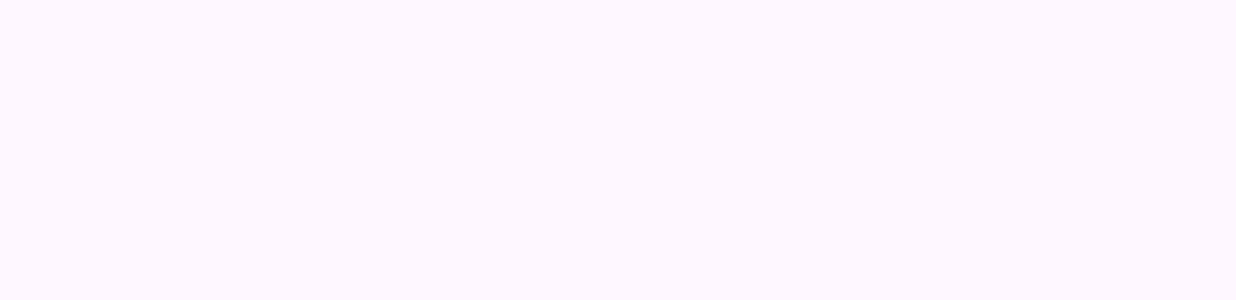
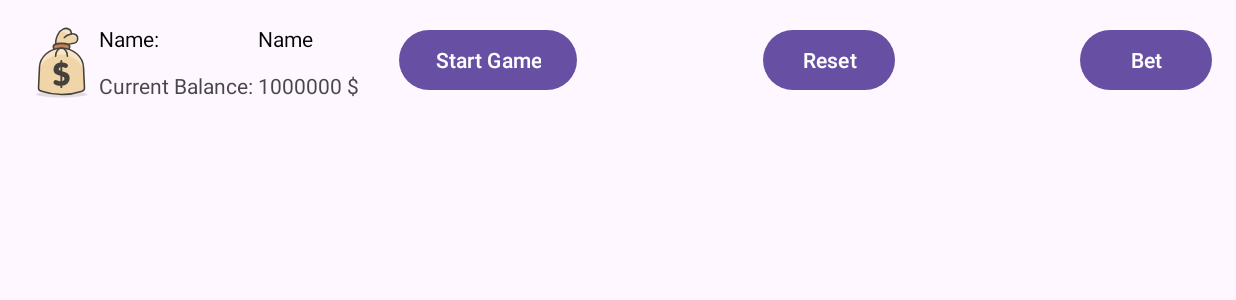
Before and after one commit to thucnee511/PRM392_GroupMiniProject, an Android app: the RacingActivity screen opened directly, with no data from a screen before it, on a phone screen of 824 x 412 dp (held sideways). Before the commit the part shown is empty. Shown: the top 300 px of the screen. Run offline under Robolectric (Android 15) with nearby library versions, the phone set to English and light mode, and no system bars; 2 statements that could not run were skipped.

Commit message:
header racing activity

```diff
--- a/app/src/main/java/vn/edu/fpt/groupminiproject/activities/LoginActivity.java
+++ b/app/src/main/java/vn/edu/fpt/groupminiproject/activities/LoginActivity.java
@@ -1,5 +1,6 @@
 package vn.edu.fpt.groupminiproject.activities;
 
+import android.content.Intent;
 import android.os.Bundle;
 import android.view.View;
 import android.widget.Button;
@@ -40,7 +41,12 @@ public class LoginActivity extends AppCompatActivity {
                 if (account == null){
                     Toast.makeText(LoginActivity.this, "Wrong login credentials!", Toast.LENGTH_LONG).show();
                 }else{
+                    Bundle bundle = new Bundle();
+                    bundle.putSerializable("account", account);
+                    Intent intent = new Intent(LoginActivity.this, RacingActivity.class);
+                    intent.putExtras(bundle);
                     Toast.makeText(LoginActivity.this, "Login successfully!", Toast.LENGTH_LONG).show();
+                    startActivity(intent);
                 }
             }
         });
--- a/app/src/main/java/vn/edu/fpt/groupminiproject/activities/RacingActivity.java
+++ b/app/src/main/java/vn/edu/fpt/groupminiproject/activities/RacingActivity.java
@@ -1,6 +1,9 @@
 package vn.edu.fpt.groupminiproject.activities;
 
+import android.content.Intent;
 import android.os.Bundle;
+import android.widget.Button;
+import android.widget.TextView;
 
 import androidx.activity.EdgeToEdge;
 import androidx.appcompat.app.AppCompatActivity;
@@ -9,18 +12,43 @@ import androidx.core.view.ViewCompat;
 import androidx.core.view.WindowInsetsCompat;
 
 import vn.edu.fpt.groupminiproject.R;
+import vn.edu.fpt.groupminiproject.models.Account;
 
 public class RacingActivity extends AppCompatActivity {
 
+    private TextView txtDisplayName;
+    private TextView txtDisplayBalance;
+    private Button btnStartGame;
+    private Button btnReset;
+    private Button btnBet;
+
+    private Account account;
     @Override
     protected void onCreate(Bundle savedInstanceState) {
         super.onCreate(savedInstanceState);
         EdgeToEdge.enable(this);
         setContentView(R.layout.activity_racing);
-        ViewCompat.setOnApplyWindowInsetsListener(findViewById(R.id.main), (v, insets) -> {
-            Insets systemBars = insets.getInsets(WindowInsetsCompat.Type.systemBars());
-            v.setPadding(systemBars.left, systemBars.top, systemBars.right, systemBars.bottom);
-            return insets;
-        });
+        Mapping();
+
+    }
+
+    private void Mapping() {
+        Bundle bundle = getIntent().getExtras();
+        if (bundle != null) {
+            this.account = (Account) bundle.getSerializable("account");
+        } else {
+            Intent goToLogin = new Intent(this, LoginActivity.class);
+            startActivity(goToLogin);
+        }
+        txtDisplayName = (TextView) findViewById(R.id.txtDisplayName);
+        txtDisplayBalance = (TextView) findViewById(R.id.txtDisplayBalance);
+        btnStartGame = (Button) findViewById(R.id.btnStartGame);
+        btnReset = (Button) findViewById(R.id.btnReset);
+        btnBet = (Button) findViewById(R.id.btnBet);
+        Display();
+    }
+    private void Display() {
+        txtDisplayName.setText(account.getDisplayName());
+        txtDisplayBalance.setText(account.getBalanceString() + " $");
     }
 }
--- a/app/src/main/java/vn/edu/fpt/groupminiproject/models/Account.java
+++ b/app/src/main/java/vn/edu/fpt/groupminiproject/models/Account.java
@@ -1,6 +1,8 @@
 package vn.edu.fpt.groupminiproject.models;
 
-public class Account {
+import java.io.Serializable;
+
+public class Account implements Serializable {
     private String username;
     private String password;
     private String displayName;
@@ -44,4 +46,9 @@ public class Account {
     public void setBalance(int balance) {
         this.balance = balance;
     }
+
+    public String getBalanceString() {
+        //format balance to string with comma
+        return String.format("%,d", balance);
+    }
 }
--- a/app/src/main/java/vn/edu/fpt/groupminiproject/models/Animal.java
+++ b/app/src/main/java/vn/edu/fpt/groupminiproject/models/Animal.java
@@ -3,7 +3,9 @@ package vn.edu.fpt.groupminiproject.models;
 import android.widget.ImageView;
 import android.widget.SeekBar;
 
-public class Animal {
+import java.io.Serializable;
+
+public class Animal implements Serializable {
     private String displayName;
     private SeekBar seekBar;
     private ImageView badge;
--- a/app/src/main/res/layout/activity_racing.xml
+++ b/app/src/main/res/layout/activity_racing.xml
@@ -7,4 +7,82 @@
     android:layout_height="match_parent"
     tools:context=".activities.RacingActivity">
 
+    <ImageView
+        android:id="@+id/imageView2"
+        android:layout_width="50dp"
+        android:layout_height="50dp"
+        android:layout_marginStart="16dp"
+        android:layout_marginTop="16dp"
+        android:scaleType="centerCrop"
+        app:layout_constraintStart_toStartOf="parent"
+        app:layout_constraintTop_toTopOf="parent"
+        app:srcCompat="@drawable/ic_money_bag" />
+
+    <TextView
+        android:id="@+id/txtLabelName"
+        android:layout_width="wrap_content"
+        android:layout_height="wrap_content"
+        android:layout_marginTop="16dp"
+        android:text="Name: "
+        android:textColor="#000000"
+        app:layout_constraintStart_toEndOf="@+id/imageView2"
+        app:layout_constraintTop_toTopOf="parent" />
+
+    <TextView
+        android:id="@+id/txtLabelBalance"
+        android:layout_width="wrap_content"
+        android:layout_height="wrap_content"
+        android:layout_marginTop="12dp"
+        android:text="Current Balance: "
+        app:layout_constraintStart_toEndOf="@+id/imageView2"
+        app:layout_constraintTop_toBottomOf="@+id/txtLabelName" />
+
+    <TextView
+        android:id="@+id/txtDisplayName"
+        android:layout_width="wrap_content"
+        android:layout_height="wrap_content"
+        android:layout_marginTop="16dp"
+        android:text="Name"
+        android:textColor="#000000"
+        app:layout_constraintStart_toEndOf="@+id/txtLabelBalance"
+        app:layout_constraintTop_toTopOf="parent" />
+
+    <TextView
+        android:id="@+id/txtDisplayBalance"
+        android:layout_width="wrap_content"
+        android:layout_height="wrap_content"
+        android:layout_marginTop="12dp"
+        android:text="1000000 $"
+        app:layout_constraintStart_toEndOf="@+id/txtLabelBalance"
+        app:layout_constraintTop_toBottomOf="@+id/txtDisplayName" />
+
+    <Button
+        android:id="@+id/btnStartGame"
+        android:layout_width="wrap_content"
+        android:layout_height="wrap_content"
+        android:layout_marginStart="200dp"
+        android:layout_marginTop="16dp"
+        android:text="Start Game"
+        app:layout_constraintStart_toEndOf="@+id/imageView2"
+        app:layout_constraintTop_toTopOf="parent" />
+
+    <Button
+        android:id="@+id/btnReset"
+        android:layout_width="wrap_content"
+        android:layout_height="wrap_content"
+        android:layout_marginTop="16dp"
+        android:text="Reset"
+        app:layout_constraintEnd_toStartOf="@+id/btnBet"
+        app:layout_constraintStart_toEndOf="@+id/btnStartGame"
+        app:layout_constraintTop_toTopOf="parent" />
+
+    <Button
+        android:id="@+id/btnBet"
+        android:layout_width="wrap_content"
+        android:layout_height="wrap_content"
+        android:layout_marginTop="16dp"
+        android:layout_marginEnd="16dp"
+        android:text="Bet"
+        app:layout_constraintEnd_toEndOf="parent"
+        app:layout_constraintTop_toTopOf="parent" />
 </androidx.constraintlayout.widget.ConstraintLayout>
```
